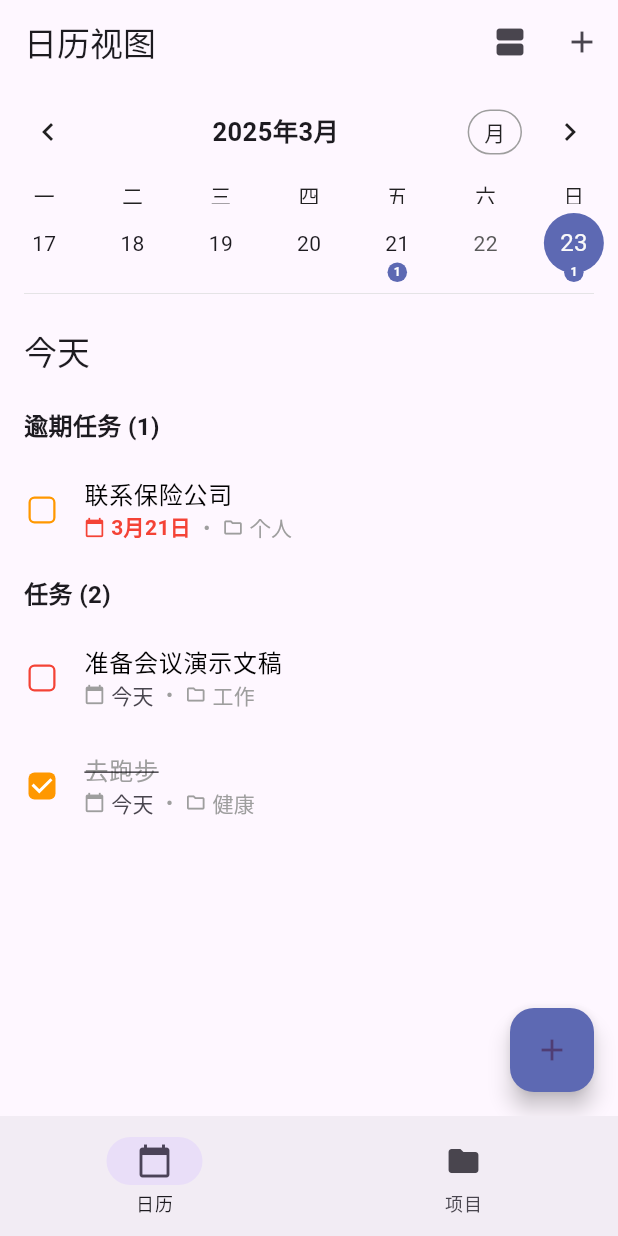
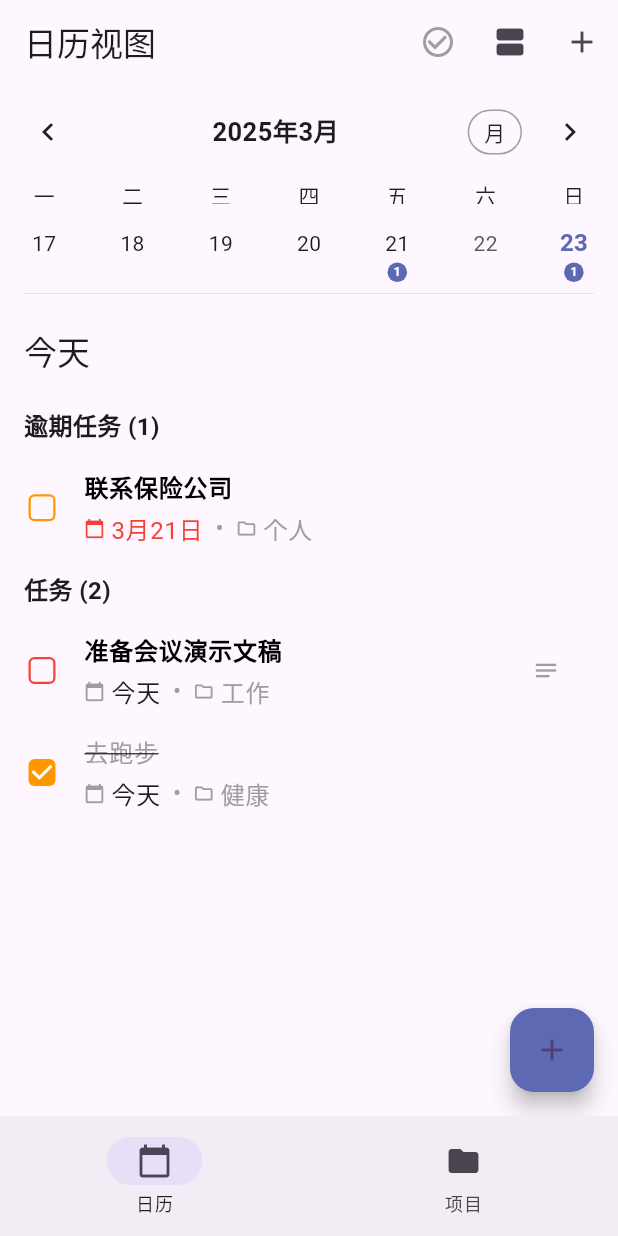
Before and after one commit to MOVING2014/GTD4, a Flutter app: the screen it shows after launch, on a phone screen of 412 x 824 dp. Run offline on Flutter 3.47's test engine with Material 3 defaults, Android fonts, the phone set to English and light mode, and no system bars; drawn by our look-alikes of flutter_slidable, table_calendar.

Commit message:
项目和task 视图基本完成

```diff
--- a/lib/providers/task_provider.dart
+++ b/lib/providers/task_provider.dart
@@ -4,41 +4,99 @@ import '../data/mock_data.dart';
 
 class TaskProvider with ChangeNotifier {
   List<Task> _tasks = [];
+  // 控制是否显示已完成的任务
+  bool _showCompletedTasks = true;
 
   TaskProvider() {
     // Load mock data initially
     _tasks = MockData.getDemoTasks();
   }
 
+  // 获取是否显示已完成任务的状态
+  bool get showCompletedTasks => _showCompletedTasks;
+
+  // 切换是否显示已完成任务
+  void toggleShowCompletedTasks() {
+    _showCompletedTasks = !_showCompletedTasks;
+    notifyListeners();
+  }
+
+  // 根据当前的显示设置过滤任务
+  List<Task> _filterTasks(List<Task> tasks) {
+    if (_showCompletedTasks) {
+      return tasks;
+    } else {
+      return tasks.where((task) => task.status != TaskStatus.completed).toList();
+    }
+  }
+
+  // 辅助方法：按完成状态排序任务（未完成的在前，已完成的在后）
+  List<Task> _sortTasksByCompletionStatus(List<Task> tasks) {
+    // 创建一个副本以避免修改原列表
+    final sortedTasks = List<Task>.from(tasks);
+    // 排序：未完成的在前，已完成的在后
+    sortedTasks.sort((a, b) {
+      if (a.status == TaskStatus.completed && b.status != TaskStatus.completed) {
+        return 1; // a已完成，b未完成，a排在后面
+      } else if (a.status != TaskStatus.completed && b.status == TaskStatus.completed) {
+        return -1; // a未完成，b已完成，a排在前面
+      } else {
+        // 如果完成状态相同，则按到期日期排序（如果有）
+        if (a.dueDate != null && b.dueDate != null) {
+          return a.dueDate!.compareTo(b.dueDate!);
+        } else if (a.dueDate != null) {
+          return -1; // a有到期日期，b没有，a排在前面
+        } else if (b.dueDate != null) {
+          return 1; // a没有到期日期，b有，a排在后面
+        } else {
+          return 0; // 两者都没有到期日期，保持原顺序
+        }
+      }
+    });
+    return sortedTasks;
+  }
+
+  // 处理任务列表：过滤+排序
+  List<Task> _processTaskList(List<Task> tasks) {
+    final filteredTasks = _filterTasks(tasks);
+    return _sortTasksByCompletionStatus(filteredTasks);
+  }
+
   // Get all tasks
-  List<Task> get allTasks => List.unmodifiable(_tasks);
+  List<Task> get allTasks {
+    final tasks = List<Task>.from(_tasks);
+    return List.unmodifiable(_processTaskList(tasks));
+  }
 
   // Get tasks by project id
   List<Task> getTasksByProject(String projectId) {
-    return _tasks.where((task) => task.projectId == projectId).toList();
+    final projectTasks = _tasks.where((task) => task.projectId == projectId).toList();
+    return _processTaskList(projectTasks);
   }
 
   // Get tasks due today
   List<Task> get tasksForToday {
     final now = DateTime.now();
-    return _tasks
+    final todayTasks = _tasks
         .where((task) =>
           task.dueDate != null &&
           task.dueDate!.year == now.year &&
           task.dueDate!.month == now.month &&
           task.dueDate!.day == now.day)
         .toList();
+    return _processTaskList(todayTasks);
   }
 
   // Get tasks due on a specific date
   List<Task> getTasksForDate(DateTime date) {
-    return _tasks
+    final dateTasks = _tasks
         .where((task) =>
           task.dueDate != null &&
           task.dueDate!.year == date.year &&
           task.dueDate!.month == date.month &&
           task.dueDate!.day == date.day)
         .toList();
+    return _processTaskList(dateTasks);
   }
 
   // Get overdue tasks
@@ -46,12 +104,13 @@ class TaskProvider with ChangeNotifier {
     final now = DateTime.now();
     final today = DateTime(now.year, now.month, now.day);
 
-    return _tasks
+    final overdueTasks = _tasks
         .where((task) =>
           task.dueDate != null &&
           DateTime(task.dueDate!.year, task.dueDate!.month, task.dueDate!.day).isBefore(today) &&
           task.status != TaskStatus.completed)
         .toList();
+    return _processTaskList(overdueTasks);
   }
 
   // Add a new task
--- a/lib/screens/calendar_screen.dart
+++ b/lib/screens/calendar_screen.dart
@@ -22,10 +22,25 @@ class _CalendarScreenState extends State<CalendarScreen> {
 
   @override
   Widget build(BuildContext context) {
+    final taskProvider = Provider.of<TaskProvider>(context);
+
     return Scaffold(
       appBar: AppBar(
         title: const Text('日历视图'),
         actions: [
+          // 显示/隐藏已完成任务的过滤器按钮
+          IconButton(
+            icon: Icon(
+              taskProvider.showCompletedTasks
+                  ? Icons.check_circle_outline
+                  : Icons.check_circle,
+              color: taskProvider.showCompletedTasks ? Colors.grey : Colors.green,
+            ),
+            tooltip: taskProvider.showCompletedTasks ? '隐藏已完成任务' : '显示已完成任务',
+            onPressed: () {
+              taskProvider.toggleShowCompletedTasks();
+            },
+          ),
           IconButton(
             icon: const Icon(Icons.view_agenda),
             onPressed: () {
@@ -73,14 +88,24 @@ class _CalendarScreenState extends State<CalendarScreen> {
             onPageChanged: (focusedDay) {
               _focusedDay = focusedDay;
             },
-            calendarStyle: const CalendarStyle(
-              todayDecoration: BoxDecoration(
+            calendarStyle: CalendarStyle(
+              todayDecoration: const BoxDecoration(
+                shape: BoxShape.circle,
+                color: Colors.transparent,
+              ),
+              todayTextStyle: const TextStyle(
                 color: Colors.blue,
+                fontWeight: FontWeight.bold,
+                fontSize: 16.0,
+              ),
+              selectedDecoration: const BoxDecoration(
                 shape: BoxShape.circle,
+                color: Colors.transparent,
               ),
-              selectedDecoration: BoxDecoration(
+              selectedTextStyle: TextStyle(
                 color: Color(0xFF5D69B3),
-                shape: BoxShape.circle,
+                fontWeight: FontWeight.bold,
+                fontSize: 16.0,
               ),
               markerDecoration: BoxDecoration(
                 color: Colors.red,
--- a/lib/widgets/task_list_item.dart
+++ b/lib/widgets/task_list_item.dart
@@ -8,7 +8,7 @@ import '../providers/task_provider.dart';
 import '../providers/project_provider.dart';
 import '../screens/task_form_screen.dart';
 
-class TaskListItem extends StatelessWidget {
+class TaskListItem extends StatefulWidget {
   final Task task;
   final VoidCallback? onTaskChange;
 
@@ -19,13 +19,20 @@ class TaskListItem extends StatelessWidget {
   });
 
   @override
+  State<TaskListItem> createState() => _TaskListItemState();
+}
+
+class _TaskListItemState extends State<TaskListItem> {
+  bool _isNotesExpanded = false;
+
+  @override
   Widget build(BuildContext context) {
     final taskProvider = Provider.of<TaskProvider>(context, listen: false);
     final projectProvider = Provider.of<ProjectProvider>(context, listen: false);
 
     // 获取项目信息
-    Project? project = task.projectId != null
-        ? projectProvider.getProjectById(task.projectId!)
+    Project? project = widget.task.projectId != null
+        ? projectProvider.getProjectById(widget.task.projectId!)
         : null;
 
     return Slidable(
@@ -34,9 +41,9 @@ class TaskListItem extends StatelessWidget {
         children: [
           SlidableAction(
             onPressed: (context) {
-              taskProvider.deleteTask(task.id);
-              if (onTaskChange != null) {
-                onTaskChange!();
+              taskProvider.deleteTask(widget.task.id);
+              if (widget.onTaskChange != null) {
+                widget.onTaskChange!();
               }
             },
             backgroundColor: Colors.red,
@@ -50,13 +57,13 @@ class TaskListItem extends StatelessWidget {
               final result = await Navigator.push(
                 context,
                 MaterialPageRoute(
-                  builder: (context) => TaskFormScreen(task: task),
+                  builder: (context) => TaskFormScreen(task: widget.task),
                 ),
               );
 
               // 如果编辑成功，调用回调刷新UI
-              if (result == true && onTaskChange != null) {
-                onTaskChange!();
+              if (result == true && widget.onTaskChange != null) {
+                widget.onTaskChange!();
               }
             },
             backgroundColor: Colors.blue,
@@ -66,25 +73,28 @@ class TaskListItem extends StatelessWidget {
           ),
         ],
       ),
-      child: ListTile(
+      child: Column(
+        crossAxisAlignment: CrossAxisAlignment.start,
+        children: [
+          ListTile(
             leading: SizedBox(
               width: 24,
               height: 24,
               child: Checkbox(
-            value: task.status == TaskStatus.completed,
+                value: widget.task.status == TaskStatus.completed,
                 onChanged: (_) {
-              taskProvider.toggleTaskCompletion(task.id);
-              if (onTaskChange != null) {
-                onTaskChange!();
+                  taskProvider.toggleTaskCompletion(widget.task.id);
+                  if (widget.onTaskChange != null) {
+                    widget.onTaskChange!();
                   }
                 },
-            activeColor: task.priority == TaskPriority.none
+                activeColor: widget.task.priority == TaskPriority.none
                     ? Colors.black87
-                : task.getPriorityColor(),
+                    : widget.task.getPriorityColor(),
                 side: BorderSide(
-              color: task.priority == TaskPriority.none
+                  color: widget.task.priority == TaskPriority.none
                       ? Colors.black54
-                  : task.getPriorityColor(),
+                      : widget.task.getPriorityColor(),
                   width: 1.5,
                 ),
                 shape: RoundedRectangleBorder(
@@ -92,32 +102,71 @@ class TaskListItem extends StatelessWidget {
                 ),
               ),
             ),
-        title: Text(
-          task.title,
+            title: Column(
+              crossAxisAlignment: CrossAxisAlignment.start,
+              children: [
+                Text(
+                  widget.task.title,
                   style: TextStyle(
-            decoration: task.status == TaskStatus.completed
+                    decoration: widget.task.status == TaskStatus.completed
                         ? TextDecoration.lineThrough
                         : null,
-            color: task.status == TaskStatus.completed
+                    color: widget.task.status == TaskStatus.completed
                         ? Colors.grey
                         : Colors.black,
+                    fontWeight: widget.task.status == TaskStatus.completed
+                        ? null
+                        : FontWeight.bold,
                   ),
                 ),
-        subtitle: _buildSubtitle(project),
-        onTap: () async {
-          // 点击任务打开编辑页面
+                // 展开备注
+                if (_isNotesExpanded && widget.task.notes != null && widget.task.notes!.isNotEmpty)
+                  Padding(
+                    padding: const EdgeInsets.only(top: 4.0, bottom: 4.0),
+                    child: Text(
+                      widget.task.notes!,
+                      style: const TextStyle(
+                        fontSize: 14.0,
+                        color: Colors.grey,
+                      ),
+                    ),
+                  ),
+                const SizedBox(height: 4),
+                _buildSubtitle(project),
+              ],
+            ),
+            subtitle: null,
+            trailing: widget.task.notes != null && widget.task.notes!.isNotEmpty
+                ? IconButton(
+                    icon: Icon(
+                      _isNotesExpanded ? Icons.keyboard_arrow_up : Icons.notes,
+                      size: 18,
+                      color: Colors.grey,
+                    ),
+                    onPressed: () {
+                      setState(() {
+                        _isNotesExpanded = !_isNotesExpanded;
+                      });
+                    },
+                  )
+                : null,
+            onTap: null,
+            onLongPress: () async {
+              // 长按任务打开编辑页面
               final result = await Navigator.push(
                 context,
                 MaterialPageRoute(
-              builder: (context) => TaskFormScreen(task: task),
+                  builder: (context) => TaskFormScreen(task: widget.task),
                 ),
               );
 
               // 如果编辑成功，调用回调刷新UI
-          if (result == true && onTaskChange != null) {
-            onTaskChange!();
+              if (result == true && widget.onTaskChange != null) {
+                widget.onTaskChange!();
               }
             },
+          ),
+        ],
       ),
     );
   }
@@ -126,10 +175,10 @@ class TaskListItem extends StatelessWidget {
     final List<Widget> rowItems = [];
 
     // 显示到期日期（如果有）
-    if (task.dueDate != null) {
-      final dateString = task.isDueToday
+    if (widget.task.dueDate != null) {
+      final dateString = widget.task.isDueToday
           ? '今天'
-          : _formatChineseDate(task.dueDate!);
+          : _formatChineseDate(widget.task.dueDate!);
 
       rowItems.add(
         Row(
@@ -138,14 +187,14 @@ class TaskListItem extends StatelessWidget {
             Icon(
               Icons.calendar_today,
               size: 14,
-              color: task.isOverdue ? Colors.red : Colors.grey,
+              color: widget.task.isOverdue ? Colors.red : Colors.grey,
             ),
             const SizedBox(width: 4),
             Text(
               dateString,
               style: TextStyle(
-                color: task.isOverdue ? Colors.red : null,
-                fontWeight: task.isOverdue ? FontWeight.bold : null,
+                color: widget.task.isOverdue ? Colors.red : null,
+                fontWeight: null,
               ),
             ),
           ],
```
Also changed, not shown: lib/providers/project_provider.dart (+14 -0 lines), lib/screens/projects_screen.dart (+101 -13 lines). Lines whose indentation alone changed are shown as unchanged.
